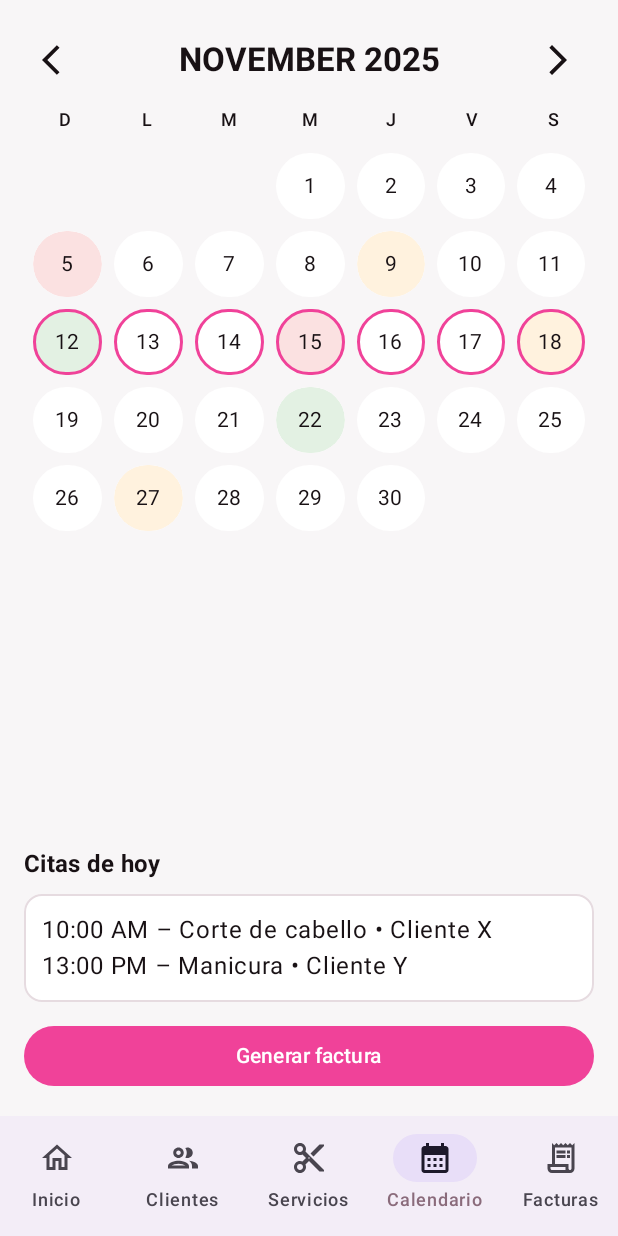
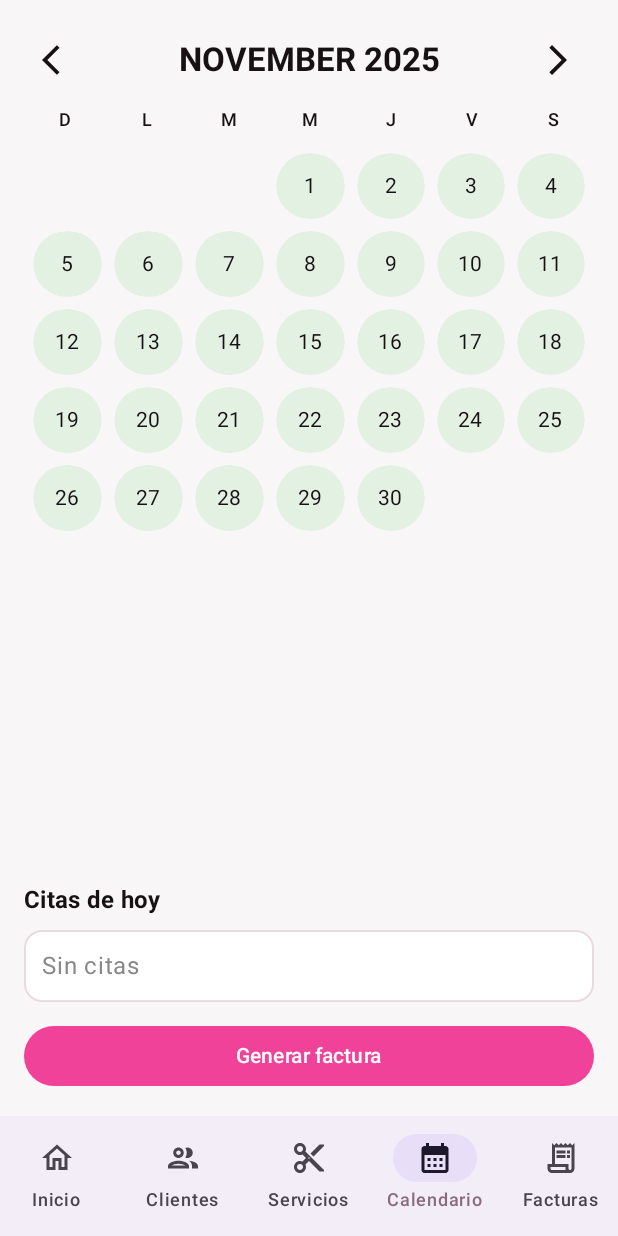
Before and after one commit to EleiderAmaya/Glam-Studio, an Android app built with Jetpack Compose: the screen it shows after launch (MainActivity), item 4 of the bottom bar chosen, on a phone screen of 412 x 824 dp. Run offline under Robolectric (Android 15) with nearby library versions, the phone set to English and light mode, and no system bars; our stand-ins replace Room's generated code.

Commit message:
feat: calendario con ocupación real y Home con citas del día (Room)

````diff
--- a/app/src/main/java/com/glamstudio/data/dao/AppointmentDao.kt
+++ b/app/src/main/java/com/glamstudio/data/dao/AppointmentDao.kt
@@ -8,6 +8,7 @@ import androidx.room.Transaction
 import androidx.room.Upsert
 import com.glamstudio.data.entity.AppointmentEntity
 import com.glamstudio.data.entity.AppointmentServiceCrossRef
+import com.glamstudio.data.model.AppointmentWithClient
 import kotlinx.coroutines.flow.Flow
 
 @Dao
@@ -20,6 +21,16 @@ interface AppointmentDao {
 
     @Query("SELECT * FROM appointments WHERE dateEpochMs = :dateEpochMs ORDER BY startEpochMs ASC")
     fun getByDay(dateEpochMs: Long): Flow<List<AppointmentEntity>>
+
+    @Query("SELECT * FROM appointments WHERE startEpochMs BETWEEN :startEpochMs AND :endEpochMs ORDER BY startEpochMs ASC")
+    fun getRange(startEpochMs: Long, endEpochMs: Long): Flow<List<AppointmentEntity>>
+
+    @Query(
+        "SELECT a.id AS id, a.clientId AS clientId, a.dateEpochMs AS dateEpochMs, a.startEpochMs AS startEpochMs, a.endEpochMs AS endEpochMs, a.status AS status, a.notes AS notes, c.fullName AS clientName " +
+        "FROM appointments a INNER JOIN clients c ON c.id = a.clientId " +
+        "WHERE a.dateEpochMs = :dateEpochMs ORDER BY a.startEpochMs ASC"
+    )
+    fun getWithClientByDay(dateEpochMs: Long): Flow<List<AppointmentWithClient>>
 
     @Insert(onConflict = OnConflictStrategy.REPLACE)
     suspend fun insertCrossRefs(refs: List<AppointmentServiceCrossRef>)
--- /dev/null
+++ b/app/src/main/java/com/glamstudio/data/model/AppointmentWithClient.kt
@@ -0,0 +1,12 @@
+package com.glamstudio.data.model
+
+data class AppointmentWithClient(
+    val id: String,
+    val clientId: String,
+    val dateEpochMs: Long,
+    val startEpochMs: Long,
+    val endEpochMs: Long,
+    val status: String,
+    val notes: String?,
+    val clientName: String
+)
--- a/app/src/main/java/com/glamstudio/ui/screens/CalendarScreen.kt
+++ b/app/src/main/java/com/glamstudio/ui/screens/CalendarScreen.kt
@@ -29,6 +29,8 @@ import androidx.compose.material3.MaterialTheme
 import androidx.compose.material3.Surface
 import androidx.compose.material3.Text
 import androidx.compose.runtime.Composable
+import androidx.compose.runtime.LaunchedEffect
+import androidx.compose.runtime.collectAsState
 import androidx.compose.runtime.getValue
 import androidx.compose.runtime.mutableStateOf
 import androidx.compose.runtime.remember
@@ -36,55 +38,42 @@ import androidx.compose.runtime.setValue
 import androidx.compose.ui.Alignment
 import androidx.compose.ui.Modifier
 import androidx.compose.ui.graphics.Color
+import androidx.compose.ui.platform.LocalContext
 import androidx.compose.ui.text.font.FontWeight
 import androidx.compose.ui.text.style.TextAlign
 import androidx.compose.ui.unit.dp
+import androidx.lifecycle.viewmodel.compose.viewModel
+import com.glamstudio.data.model.AppointmentWithClient
 import com.glamstudio.ui.theme.Primary
+import com.glamstudio.ui.viewmodel.CalendarViewModel
+import java.time.Instant
 import java.time.LocalDate
+import java.time.ZoneId
+import java.time.format.DateTimeFormatter
+import java.util.Locale
 
-enum class Ocupacion { LIBRE, MEDIO, COMPLETO }
-
-/**
- * Calendario mensual simplificado con selección de semana y lista de citas del día.
- *
- * Reutilización:
- * - Reemplaza `dias/ocupacionDemo` por tu modelo real (p. ej. generado desde un repositorio).
- * - Usa `onGenerateInvoice` para disparar el flujo de facturación desde una cita.
- * - Usa `onAppointmentClick` para navegar a detalle de cita.
- *
- * Extensión:
- * - Para parámetros (mes/año), expón `@Composable fun CalendarScreen(year: Int, month: Int, ...)`.
- * - Para disponibilidad por día, mapea `Ocupacion` según tus reglas de negocio.
- */
 @RequiresApi(Build.VERSION_CODES.O)
 @Composable
 fun CalendarScreen(onDaySelected: (date: LocalDate) -> Unit, onGenerateInvoice: () -> Unit, onAppointmentClick: () -> Unit = {}) {
-    /* esta variable que guarda el estado de la fecha actual seleccionada */
     var currentDisplayedDate by remember { mutableStateOf(LocalDate.now()) }
     val daysInMonth = currentDisplayedDate.lengthOfMonth()
     val dias = (1..daysInMonth).toList()
-    // Se redibujará correctamente cada vez que cambies de mes.
-    val ocupacionDemo = remember {
-        mapOf(
-            5 to Ocupacion.COMPLETO,
-            9 to Ocupacion.MEDIO,
-            12 to Ocupacion.LIBRE,
-            15 to Ocupacion.COMPLETO,
-            18 to Ocupacion.MEDIO,
-            22 to Ocupacion.LIBRE,
-            27 to Ocupacion.MEDIO
-        )
+
+    val context = LocalContext.current
+    val vm: CalendarViewModel = viewModel(factory = CalendarViewModel.factory(context))
+
+    LaunchedEffect(currentDisplayedDate) {
+        vm.setMonth(currentDisplayedDate)
     }
-    val semanaSeleccionada = remember { mutableStateOf(2) } // 0-index, resalta una semana de ejemplo
+
+    val occupancy by vm.occupancyByDay.collectAsState()
+    val todayAppointments by vm.appointmentsWithClientForDay(LocalDate.now()).collectAsState(initial = emptyList())
 
     Column(modifier = Modifier
         .fillMaxSize()
         .padding(16.dp)) {
-        Row(verticalAlignment = Alignment.CenterVertically/*, modifier = Modifier.fillMaxWidth()*/) {
-            IconButton(onClick = {
-                // La lógica para cambiar de mes hacia atras.
-                currentDisplayedDate = currentDisplayedDate.minusMonths(1)
-            }) {
+        Row(verticalAlignment = Alignment.CenterVertically) {
+            IconButton(onClick = { currentDisplayedDate = currentDisplayedDate.minusMonths(1) }) {
                 Icon(Icons.Default.ArrowBackIos, contentDescription = "Mes anterior")
             }
             Text(
@@ -93,10 +82,7 @@ fun CalendarScreen(onDaySelected: (date: LocalDate) -> Unit, onGenerateInvoice:
                 textAlign = TextAlign.Center,
                 style = MaterialTheme.typography.titleLarge.copy(fontWeight = FontWeight.Bold)
             )
-            IconButton(onClick = {
-                // La lógica para cambiar de mes hacia adelante.
-                currentDisplayedDate = currentDisplayedDate.plusMonths(1)
-            }) {
+            IconButton(onClick = { currentDisplayedDate = currentDisplayedDate.plusMonths(1) }) {
                 Icon(Icons.Default.ArrowForwardIos, contentDescription = "Mes siguiente")
             }
         }
@@ -108,8 +94,7 @@ fun CalendarScreen(onDaySelected: (date: LocalDate) -> Unit, onGenerateInvoice:
         }
         Spacer(modifier = Modifier.height(8.dp))
 
-        // Grilla mensual 7 columnas; la primera fila deja 3 espacios (ejemplo)
-        val leadingEmpty = 3
+        val leadingEmpty = 3 // TODO: calcular según el primer día del mes si se requiere precisión
         val celdas = List(leadingEmpty) { 0 } + dias
 
         LazyVerticalGrid(
@@ -126,9 +111,17 @@ fun CalendarScreen(onDaySelected: (date: LocalDate) -> Unit, onGenerateInvoice:
                     Box(modifier = Modifier.height(44.dp)) {}
                 } else {
                     val dia = celdas[index]
-                    val fila = index / 7
-                    val seleccionado = fila == semanaSeleccionada.value
-                    DiaCell(dia = dia, ocupacion = ocupacionDemo[dia], seleccionado = seleccionado) {
+                    val ratio = occupancy[dia] ?: 0f
+                    val color = when {
+                        ratio >= 1f -> Color(0xFFE53935) // rojo (full)
+                        ratio >= 0.5f -> Color(0xFFFFA726) // naranja (>= mitad)
+                        else -> Color(0xFF43A047) // verde (< mitad)
+                    }
+                    DiaCell(
+                        dia = dia,
+                        color = color,
+                        seleccionado = false,
+                    ) {
                         val selectedDate = LocalDate.of(currentDisplayedDate.year, currentDisplayedDate.month, dia)
                         onDaySelected(selectedDate)
                     }
@@ -144,8 +137,16 @@ fun CalendarScreen(onDaySelected: (date: LocalDate) -> Unit, onGenerateInvoice:
             Column(modifier = Modifier
                 .fillMaxWidth()
                 .padding(12.dp)) {
-                Text("10:00 AM – Corte de cabello • Cliente X", modifier = Modifier.clickable { onAppointmentClick() })
-                Text("13:00 PM – Manicura • Cliente Y", modifier = Modifier.clickable { onAppointmentClick() })
+                if (todayAppointments.isEmpty()) {
+                    Text("Sin citas", color = Color.Gray)
+                } else {
+                    todayAppointments.forEach { appt ->
+                        val time = DateTimeFormatter.ofPattern("hh:mm a", Locale("es","ES")).format(
+                            Instant.ofEpochMilli(appt.startEpochMs).atZone(ZoneId.systemDefault()).toLocalTime()
+                        )
+                        Text("$time – ${appt.clientName}", modifier = Modifier.clickable { onAppointmentClick() })
+                    }
+                }
             }
         }
 
@@ -157,16 +158,10 @@ fun CalendarScreen(onDaySelected: (date: LocalDate) -> Unit, onGenerateInvoice:
 @Composable
 private fun DiaCell(
     dia: Int,
-    ocupacion: Ocupacion?,
+    color: Color,
     seleccionado: Boolean,
     onClick: () -> Unit
 ) {
-    val color = when (ocupacion) {
-        Ocupacion.COMPLETO -> Color(0xFFE53935) // rojo
-        Ocupacion.MEDIO -> Color(0xFFFFA726) // naranja
-        Ocupacion.LIBRE -> Color(0xFF43A047) // verde
-        null -> Color.Transparent
-    }
     val border = if (seleccionado) BorderStroke(2.dp, Primary) else null
 
     Surface(
@@ -184,7 +179,7 @@ private fun DiaCell(
                 .background(
                     color.copy(alpha = if (color == Color.Transparent) 0f else 0.15f),
                     CircleShape
-                ) // Indicador de ocupación
+                )
         ) {
             if (dia > 0) {
                 Text(text = dia.toString(), style = MaterialTheme.typography.bodyMedium)
--- a/app/src/main/java/com/glamstudio/ui/screens/HomeScreen.kt
+++ b/app/src/main/java/com/glamstudio/ui/screens/HomeScreen.kt
@@ -1,6 +1,5 @@
 package com.glamstudio.ui.screens
 
-import androidx.compose.foundation.Image
 import androidx.compose.foundation.clickable
 import androidx.compose.foundation.layout.Arrangement
 import androidx.compose.foundation.layout.Column
@@ -18,36 +17,30 @@ import androidx.compose.material3.MaterialTheme
 import androidx.compose.material3.Surface
 import androidx.compose.material3.Text
 import androidx.compose.runtime.Composable
+import androidx.compose.runtime.collectAsState
+import androidx.compose.runtime.getValue
 import androidx.compose.ui.Alignment
 import androidx.compose.ui.Modifier
 import androidx.compose.ui.graphics.Color
-import androidx.compose.ui.layout.ContentScale
+import androidx.compose.ui.platform.LocalContext
 import androidx.compose.ui.res.painterResource
 import androidx.compose.ui.text.font.FontWeight
 import androidx.compose.ui.unit.dp
 import androidx.compose.ui.unit.sp
+import androidx.lifecycle.viewmodel.compose.viewModel
 import com.glamstudio.ui.theme.BorderLight
 import com.glamstudio.ui.theme.Primary
+import com.glamstudio.ui.viewmodel.HomeViewModel
+import java.time.Instant
+import java.time.ZoneId
+import java.time.format.DateTimeFormatter
+import java.util.Locale
 
-data class ProximaCita(val nombre: String, val detalle: String)
-
-/**
- * Dashboard inicial con:
- * - Lista compacta de próximas citas.
- * - KPIs rápidos reutilizables mediante `KpiCard`.
- * - FAB para acción primaria (agenda).
- *
- * Reutilización:
- * - Para añadir nuevas secciones, crea composables pequeños (p. ej. `KpiCard`, `ResumenXCard`) y colócalos aquí.
- * - `onFabClick`, `onReportsClick`, `onAppointmentClick` se pasan desde navegación; aquí solo emitimos eventos.
- * - Sustituye la lista demo `citas` por datos reales (ViewModel/StateFlow) sin tocar la navegación.
- */
 @Composable
 fun HomeScreen(onFabClick: () -> Unit, onReportsClick: () -> Unit = {}, onAppointmentClick: () -> Unit = {}) {
-    val citas = listOf(
-        ProximaCita("Cliente X", "Corte + Secado • 10:00 AM"),
-        ProximaCita("Cliente Y", "Coloración • 11:30 AM"),
-    )
+    val context = LocalContext.current
+    val vm: HomeViewModel = viewModel(factory = HomeViewModel.factory(context))
+    val citas by vm.todayAppointments.collectAsState()
 
     Surface(modifier = Modifier.fillMaxSize()) {
         Column(modifier = Modifier.padding(16.dp)) {
@@ -74,13 +67,15 @@ fun HomeScreen(onFabClick: () -> Unit, onReportsClick: () -> Unit = {}, onAppoin
                             .clickable { onAppointmentClick() },
                         verticalAlignment = Alignment.CenterVertically
                     ) {
-                        // Avatar placeholder
                         androidx.compose.foundation.Canvas(modifier = Modifier.height(48.dp).fillMaxWidth(0.15f)) {
                             drawCircle(color = Primary)
                         }
                         Column(modifier = Modifier.weight(1f).padding(start = 12.dp)) {
-                            Text(text = cita.nombre, fontWeight = FontWeight.SemiBold)
-                            Text(text = cita.detalle, color = Color(0xFF896175), fontSize = 12.sp)
+                            val time = DateTimeFormatter.ofPattern("hh:mm a", Locale("es","ES")).format(
+                                Instant.ofEpochMilli(cita.startEpochMs).atZone(ZoneId.systemDefault()).toLocalTime()
+                            )
+                            Text(text = cita.clientName, fontWeight = FontWeight.SemiBold)
+                            Text(text = time, color = Color(0xFF896175), fontSize = 12.sp)
                         }
                     }
                 }
@@ -96,7 +91,7 @@ fun HomeScreen(onFabClick: () -> Unit, onReportsClick: () -> Unit = {}, onAppoin
 
             Row(horizontalArrangement = Arrangement.spacedBy(12.dp)) {
                 KpiCard(titulo = "Ingresos hoy", valor = "$120.000", modifier = Modifier.weight(1f))
-                KpiCard(titulo = "Citas hoy", valor = "2/5", modifier = Modifier.weight(1f))
+                KpiCard(titulo = "Citas hoy", valor = "${citas.size}", modifier = Modifier.weight(1f))
             }
 
             Spacer(modifier = Modifier.height(32.dp))
@@ -110,14 +105,6 @@ fun HomeScreen(onFabClick: () -> Unit, onReportsClick: () -> Unit = {}, onAppoin
     }
 }
 
-/**
- * Tarjeta simple para KPIs. Reutiliza este patrón para métricas en cualquier pantalla.
- *
- * Ejemplo:
- * ```
- * KpiCard(titulo = "Ticket promedio", valor = "$38.000")
- * ```
- */
 @Composable
 fun KpiCard(titulo: String, valor: String, modifier: Modifier = Modifier) {
     Surface(
--- /dev/null
+++ b/app/src/main/java/com/glamstudio/ui/viewmodel/CalendarViewModel.kt
@@ -0,0 +1,67 @@
+package com.glamstudio.ui.viewmodel
+
+import android.content.Context
+import androidx.lifecycle.ViewModel
+import androidx.lifecycle.ViewModelProvider
+import androidx.lifecycle.viewModelScope
+import com.glamstudio.data.di.Providers
+import com.glamstudio.data.dao.AppointmentDao
+import com.glamstudio.data.model.AppointmentWithClient
+import com.glamstudio.data.entity.AppointmentEntity
+import kotlinx.coroutines.flow.Flow
+import kotlinx.coroutines.flow.MutableStateFlow
+import kotlinx.coroutines.flow.SharingStarted
+import kotlinx.coroutines.flow.StateFlow
+import kotlinx.coroutines.flow.flatMapLatest
+import kotlinx.coroutines.flow.map
+import kotlinx.coroutines.flow.stateIn
+import java.time.LocalDate
+import java.time.LocalDateTime
+import java.time.ZoneId
+
+class CalendarViewModel(private val dao: AppointmentDao) : ViewModel() {
+    private val monthAnchor = MutableStateFlow(LocalDate.now())
+
+    // Ocupación por día del mes: día (1..N) -> ratio [0,1]
+    val occupancyByDay: StateFlow<Map<Int, Float>> = monthAnchor
+        .flatMapLatest { anchor ->
+            val firstDay = anchor.withDayOfMonth(1)
+            val lastDay = anchor.withDayOfMonth(anchor.lengthOfMonth())
+            val start = LocalDateTime.of(firstDay, java.time.LocalTime.MIDNIGHT).atZone(ZoneId.systemDefault()).toInstant().toEpochMilli()
+            val end = LocalDateTime.of(lastDay.plusDays(1), java.time.LocalTime.MIDNIGHT).atZone(ZoneId.systemDefault()).toInstant().toEpochMilli() - 1
+            dao.getRange(start, end)
+        }
+        .map { appts ->
+            val minutesPerDay = 8 * 60f // 10:00 - 18:00
+            val perDay = HashMap<Int, Long>()
+            appts.forEach { a ->
+                val day = LocalDateTime.ofInstant(java.time.Instant.ofEpochMilli(a.startEpochMs), ZoneId.systemDefault()).dayOfMonth
+                val minutes = ((a.endEpochMs - a.startEpochMs) / 60000L).coerceAtLeast(0)
+                perDay[day] = (perDay[day] ?: 0L) + minutes
+            }
+            perDay.mapValues { (_, mins) ->
+                val ratio = mins / minutesPerDay
+                ratio.coerceIn(0f, 1f)
+            }
+        }
+        .stateIn(viewModelScope, SharingStarted.WhileSubscribed(5000), emptyMap())
+
+    fun setMonth(anchor: LocalDate) {
+        monthAnchor.value = anchor
+    }
+
+    fun appointmentsWithClientForDay(date: LocalDate): Flow<List<AppointmentWithClient>> {
+        val dateEpochMs = date.atStartOfDay(ZoneId.systemDefault()).toInstant().toEpochMilli()
+        return dao.getWithClientByDay(dateEpochMs)
+    }
+
+    companion object {
+        fun factory(context: Context): ViewModelProvider.Factory = object : ViewModelProvider.Factory {
+            @Suppress("UNCHECKED_CAST")
+            override fun <T : ViewModel> create(modelClass: Class<T>): T {
+                val db = Providers.database(context)
+                return CalendarViewModel(db.appointmentDao()) as T
+            }
+        }
+    }
+}
--- /dev/null
+++ b/app/src/main/java/com/glamstudio/ui/viewmodel/HomeViewModel.kt
@@ -0,0 +1,29 @@
+package com.glamstudio.ui.viewmodel
+
+import android.content.Context
+import androidx.lifecycle.ViewModel
+import androidx.lifecycle.ViewModelProvider
+import androidx.lifecycle.viewModelScope
+import com.glamstudio.data.di.Providers
+import com.glamstudio.data.model.AppointmentWithClient
+import kotlinx.coroutines.flow.SharingStarted
+import kotlinx.coroutines.flow.StateFlow
+import kotlinx.coroutines.flow.stateIn
+import java.time.LocalDate
+import java.time.ZoneId
+
+class HomeViewModel(private val repository: com.glamstudio.data.dao.AppointmentDao) : ViewModel() {
+    val todayAppointments: StateFlow<List<AppointmentWithClient>> = repository
+        .getWithClientByDay(LocalDate.now().atStartOfDay(ZoneId.systemDefault()).toInstant().toEpochMilli())
+        .stateIn(viewModelScope, SharingStarted.WhileSubscribed(5000), emptyList())
+
+    companion object {
+        fun factory(context: Context): ViewModelProvider.Factory = object : ViewModelProvider.Factory {
+            @Suppress("UNCHECKED_CAST")
+            override fun <T : ViewModel> create(modelClass: Class<T>): T {
+                val db = Providers.database(context)
+                return HomeViewModel(db.appointmentDao()) as T
+            }
+        }
+    }
+}
````
